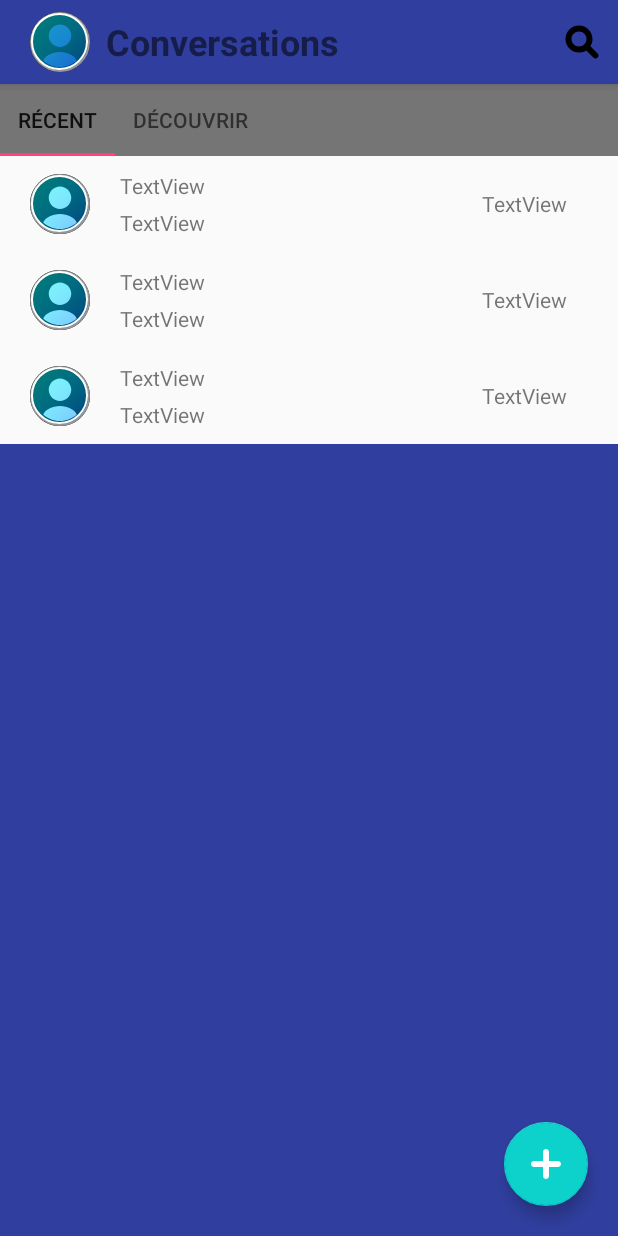
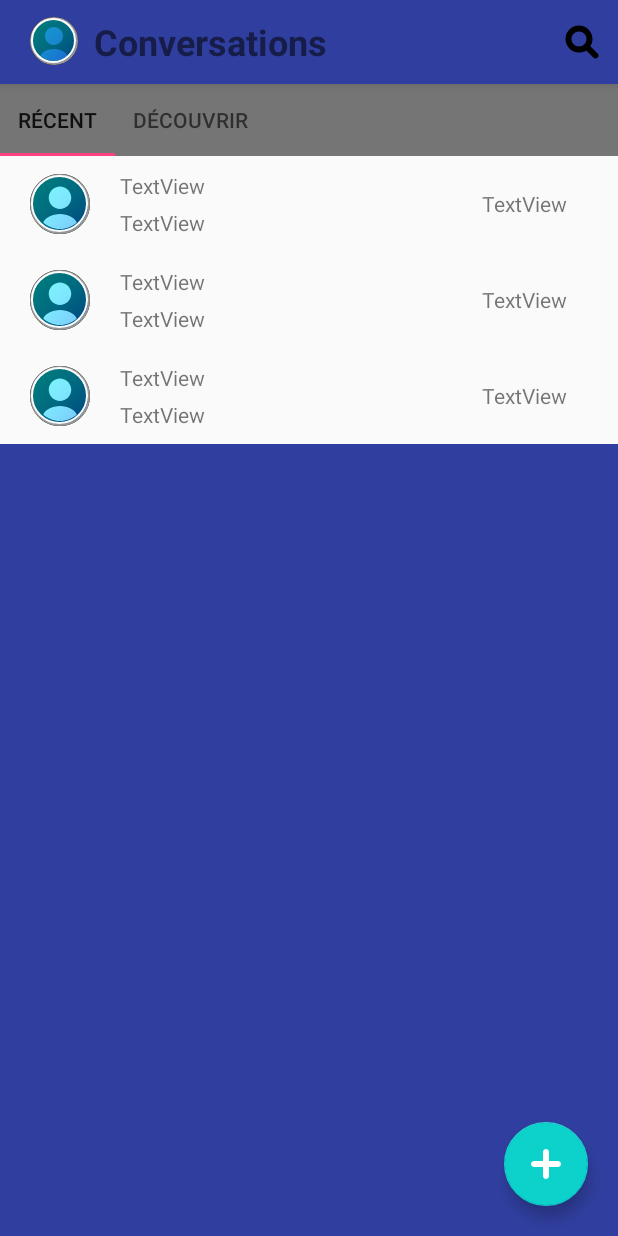
Before and after one commit to guillaumemaka/android-chat-app, an Android app: the screen it shows after launch (RoomActivity), on a phone screen of 412 x 824 dp. Run offline under Robolectric (Android 15) with nearby library versions, the phone set to English and light mode, and no system bars; our stand-ins replace ButterKnife, Firebase (no records; nobody signed in at launch, a user with empty details on screens opened directly); 2 statements that could not run were skipped.

Commit message:
add extra avatar size

```diff
--- /dev/null
+++ b/app/src/main/res/drawable/avatar_circle_extrra_small_bg.xml
@@ -0,0 +1,12 @@
+<?xml version="1.0" encoding="utf-8"?>
+<shape android:shape="oval" xmlns:android="http://schemas.android.com/apk/res/android">
+    <gradient
+        android:type="linear"
+        android:startColor="#800083ff"
+        android:centerColor="#8000d4ff"
+        android:endColor="#8000fff6"
+        android:angle="135"/>
+    <size android:height="@dimen/avatar_size_extra_small" android:width="@dimen/avatar_size_extra_small" />
+    <stroke android:width="1dp" android:color="#fff" />
+    <stroke android:width="1dp" android:color="#979797" />
+</shape>
--- /dev/null
+++ b/app/src/main/res/drawable/avatar_inner_extra_small_border.xml
@@ -0,0 +1,6 @@
+<?xml version="1.0" encoding="utf-8"?>
+<shape android:shape="oval"
+       xmlns:android="http://schemas.android.com/apk/res/android">
+    <size android:width="30dp" android:height="30dp"/>
+    <stroke android:color="#fff" android:width="1dp"/>
+</shape>
--- a/app/src/main/res/drawable/avatar_overlay.xml
+++ /dev/null
@@ -1,5 +0,0 @@
-<?xml version="1.0" encoding="utf-8"?>
-<layer-list xmlns:android="http://schemas.android.com/apk/res/android">
-    <item android:drawable="@drawable/avatar_circle_bg" />
-    <item android:gravity="center" android:drawable="@drawable/avatar_inner_border" />
-</layer-list>
--- /dev/null
+++ b/app/src/main/res/drawable/avatar_overlay_extra_small.xml
@@ -0,0 +1,5 @@
+<?xml version="1.0" encoding="utf-8"?>
+<layer-list xmlns:android="http://schemas.android.com/apk/res/android">
+    <item android:drawable="@drawable/avatar_circle_extrra_small_bg" />
+    <item android:gravity="center" android:drawable="@drawable/avatar_inner_extra_small_border" />
+</layer-list>
--- /dev/null
+++ b/app/src/main/res/drawable/avatar_overlay_small.xml
@@ -0,0 +1,5 @@
+<?xml version="1.0" encoding="utf-8"?>
+<layer-list xmlns:android="http://schemas.android.com/apk/res/android">
+    <item android:drawable="@drawable/avatar_circle_small_bg" />
+    <item android:gravity="center" android:drawable="@drawable/avatar_inner_small_border" />
+</layer-list>
--- a/app/src/main/res/layout-v26/room_row.xml
+++ b/app/src/main/res/layout-v26/room_row.xml
@@ -16,7 +16,7 @@
         android:layout_weight="0"
         android:background="@drawable/ic_face"
         android:contentDescription="TODO"
-        app:srcCompat="@drawable/avatar_overlay"
+        app:srcCompat="@drawable/avatar_overlay_small"
         tools:layout_width="wrap_content"/>
 
     <LinearLayout
--- a/app/src/main/res/layout/activity_room.xml
+++ b/app/src/main/res/layout/activity_room.xml
@@ -26,15 +26,15 @@
             <ImageButton
 
                 android:id="@+id/profife_avatar_button"
-                android:layout_width="wrap_content"
-                android:layout_height="wrap_content"
+                android:layout_width="@dimen/avatar_size_extra_small"
+                android:layout_height="@dimen/avatar_size_extra_small"
                 android:layout_gravity="start"
                 android:layout_marginEnd="5dp"
                 android:layout_marginStart="4dp"
                 android:background="@drawable/ic_face"
                 android:contentDescription="avatar"
                 android:elevation="0dp"
-                app:srcCompat="@drawable/avatar_overlay"/>
+                app:srcCompat="@drawable/avatar_overlay_extra_small"/>
 
             <TextView
                 android:id="@+id/activityTitle"
--- a/app/src/main/res/layout/room_row.xml
+++ b/app/src/main/res/layout/room_row.xml
@@ -8,10 +8,10 @@
 
     <ImageView
         android:id="@+id/room_row_avatar"
-        android:layout_width="wrap_content"
-        android:layout_height="wrap_content"
-        android:layout_margin="20dp"
+        android:layout_width="@dimen/avatar_size_small"
+        android:layout_height="@dimen/avatar_size_small"
         android:layout_marginBottom="10dp"
+        android:layout_marginEnd="10dp"
         android:layout_marginHorizontal="20dp"
         android:layout_marginStart="20dp"
         android:layout_marginTop="10dp"
@@ -22,7 +22,7 @@
         android:maxWidth="32dp"
         android:minHeight="32dp"
         android:minWidth="32dp"
-        app:srcCompat="@drawable/avatar_overlay"/>
+        app:srcCompat="@drawable/avatar_overlay_small"/>
 
     <LinearLayout
         android:layout_width="match_parent"
@@ -51,10 +51,13 @@
         android:id="@+id/lastMessageTime"
         android:layout_width="match_parent"
         android:layout_height="wrap_content"
-        android:layout_gravity="center_vertical"
+        android:layout_gravity="top|end"
         android:layout_marginEnd="20dp"
-        android:layout_weight="1"
-        android:gravity="center_vertical|end"
-        android:text="TextView"/>
+        android:layout_marginStart="5dp"
+        android:layout_marginTop="20dp"
+        android:layout_weight="2"
+        android:text="TextView"
+        android:textAlignment="center"
+        android:textSize="9sp"/>
 
 </LinearLayout>
--- a/app/src/main/res/menu/room_activity_menu.xml
+++ b/app/src/main/res/menu/room_activity_menu.xml
@@ -5,6 +5,7 @@
         android:id="@+id/action_search"
           android:title="@string/action_search"
           android:icon="@drawable/ic_search"
+          android:iconTint="@android:color/darker_gray"
           app:showAsAction="ifRoom|collapseActionView"
           app:actionViewClass="android.support.v7.widget.SearchView" />
 </menu>
--- a/app/src/main/res/values/dimens.xml
+++ b/app/src/main/res/values/dimens.xml
@@ -2,4 +2,6 @@
     <!-- Default screen margins, per the Android Design guidelines. -->
     <dimen name="activity_horizontal_margin">16dp</dimen>
     <dimen name="activity_vertical_margin">16dp</dimen>
+    <dimen name="avatar_size_small">40dp</dimen>
+    <dimen name="avatar_size_extra_small">32dp</dimen>
 </resources>
```
Also changed, not shown: app/src/main/res/drawable/avatar_circle_small_bg.xml (renamed from app/src/main/res/drawable/avatar_circle_bg.xml), app/src/main/res/drawable/avatar_inner_small_border.xml (renamed from app/src/main/res/drawable/avatar_inner_border.xml).
